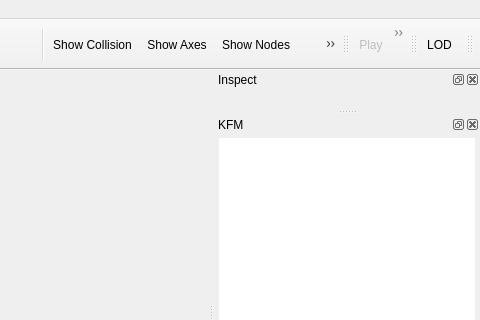
The window that src/ui/nifskope.ui (fo76utils/nifskope) describes before a commit, drawn with Qt 5; both pictures show x 800 to 1280 and y 0 to 320 of the 1280 by 800 pixel window.
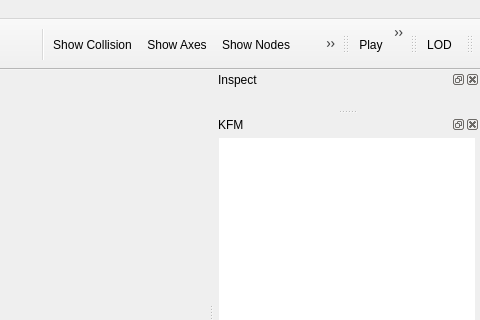
The same window after the commit. Icons and pictures are not drawn. Custom widgets are drawn as their Qt base class.

Commit message: Fixed animation (sub)toolbar always disabled The bug was introduced in one of my own UI refactors.

Diff of the .ui file:
```diff
--- a/src/ui/nifskope.ui
+++ b/src/ui/nifskope.ui
@@ -92,9 +92,6 @@
    <addaction name="aShowHidden"/>
   </widget>
   <widget class="QToolBar" name="tAnim">
-   <property name="enabled">
-    <bool>false</bool>
-   </property>
    <property name="windowTitle">
     <string>Animation</string>
    </property>
```
